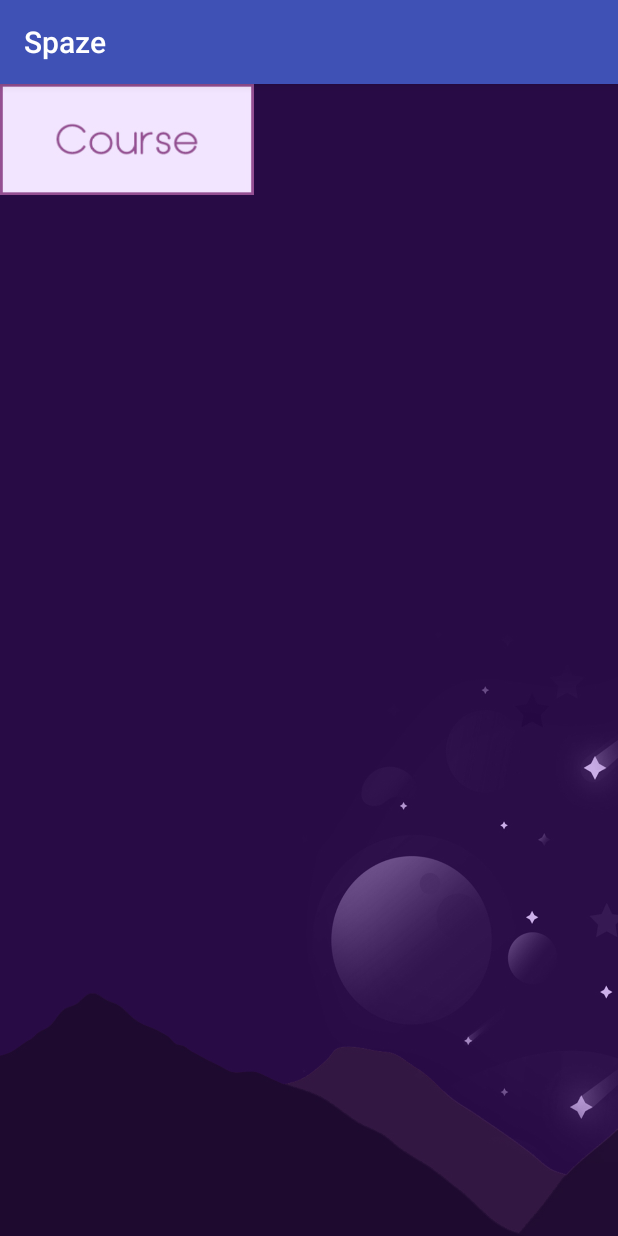
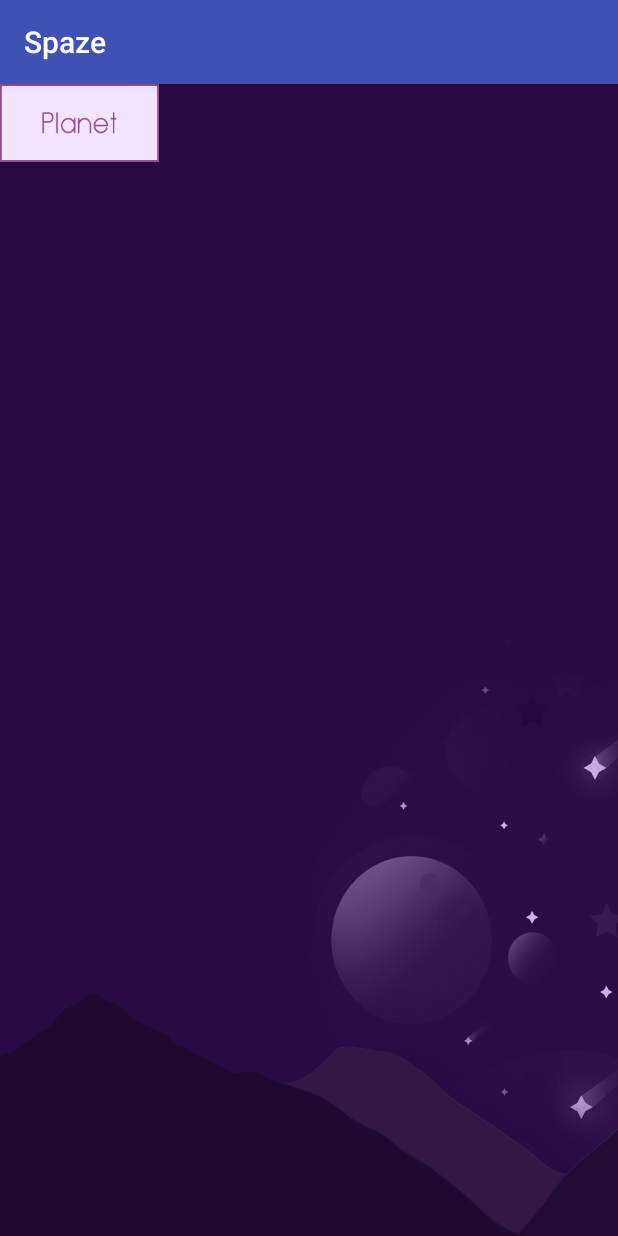
Before and after one commit to iNonzq/Spaze, an Android app: the screen it shows after launch (MainActivity), on a phone screen of 412 x 824 dp. Run offline under Robolectric (Android 15) with nearby library versions, the phone set to English and light mode, and no system bars.

Commit message:
add button

```diff
--- a/app/src/main/AndroidManifest.xml
+++ b/app/src/main/AndroidManifest.xml
@@ -17,7 +17,8 @@
             </intent-filter>
         </activity>
         <activity android:name=".PageFact" />
-        <activity android:name=".PagePlanet"></activity>
+        <activity android:name=".PagePlanet" />
+        <activity android:name=".PageCourse"></activity>
     </application>
 
 </manifest>
--- a/app/src/main/java/com/example/nonz/spaze/MainActivity.java
+++ b/app/src/main/java/com/example/nonz/spaze/MainActivity.java
@@ -1,15 +1,25 @@
 package com.example.nonz.spaze;
 
+import android.content.Intent;
 import android.support.v7.app.AppCompatActivity;
 import android.os.Bundle;
+import android.view.View;
+import android.widget.ImageButton;
 
 public class MainActivity extends AppCompatActivity {
+    ImageButton a1;
 
     @Override
     protected void onCreate(Bundle savedInstanceState) {
         super.onCreate(savedInstanceState);
         setContentView(R.layout.activity_main);
+        a1 = (ImageButton) findViewById(R.id.imageButton2);
+        a1.setOnClickListener(new View.OnClickListener() {
+            @Override
+            public void onClick(View v) {
+                Intent A1 = new Intent(MainActivity.this,PageCourse.class);
+                startActivity(A1);
+            }
+        });
     }
 }
-//212212
-//kkjl,l
--- a/app/src/main/res/layout/activity_main.xml
+++ b/app/src/main/res/layout/activity_main.xml
@@ -10,10 +10,18 @@
     tools:context="com.example.nonz.spaze.MainActivity">
 
     <ImageButton
-        android:id="@+id/imageButton"
-        android:layout_width="169dp"
-        android:layout_height="74dp"
+        android:id="@+id/imageButton2"
+        android:layout_width="106dp"
+        android:layout_height="52dp"
         android:background="@drawable/icon_course"
         tools:layout_editor_absoluteX="0dp"
         tools:layout_editor_absoluteY="0dp" />
+
+    <ImageButton
+        android:id="@+id/imageButton3"
+        android:layout_width="106dp"
+        android:layout_height="52dp"
+        android:background="@drawable/icon_planet"
+        tools:layout_editor_absoluteX="106dp"
+        tools:layout_editor_absoluteY="0dp" />
 </android.support.constraint.ConstraintLayout>
```
Also changed, not shown: app/src/main/java/com/example/nonz/spaze/PageCourse.java (added, +13 -0 lines), app/src/main/res/layout/activity_page_course.xml (added, +16 -0 lines), app/src/main/res/drawable/icon_planet.jpg (added).
